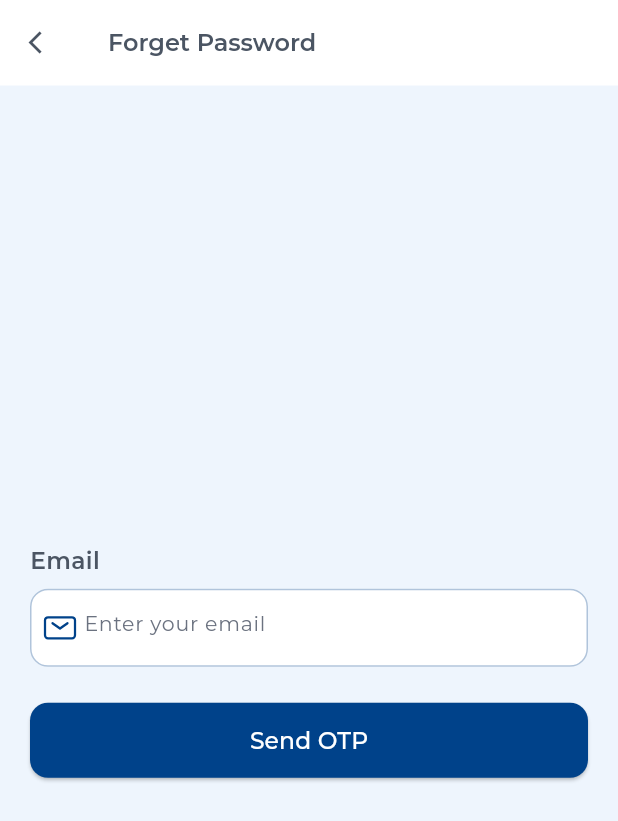
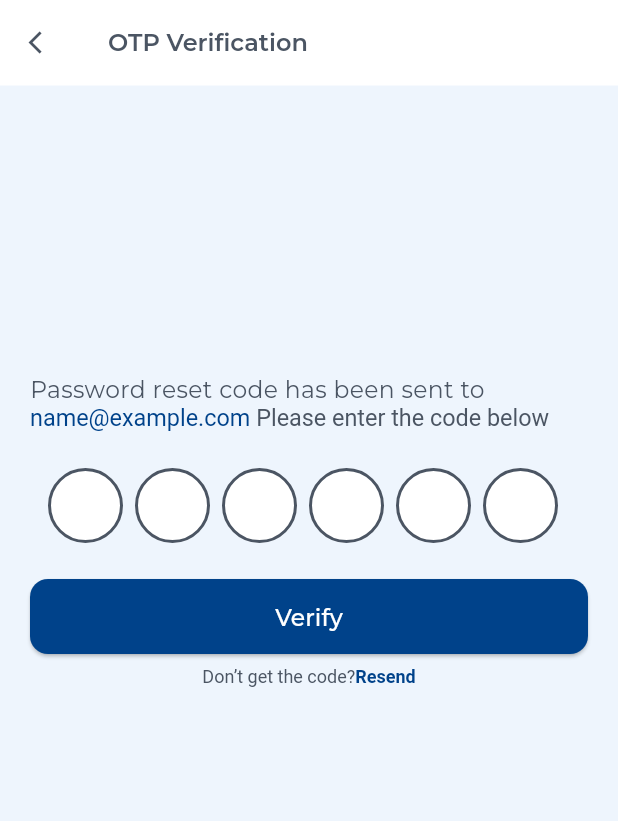
Before and after one commit to MdLimon123/Find-A-Coach, a Flutter app: the ClientForgetPasswordScreen screen opened directly, after a tap on "Send OTP", on a phone screen of 412 x 824 dp. Shown: the top 821 px of the screen. Run offline on Flutter 3.47's test engine with Material 3 defaults, Android fonts, the phone set to English and light mode, and no system bars; drawn by our look-alikes of flutter_otp_text_field; our stand-ins replace flutter_screenutil, flutter_spinkit, flutter_svg, get, image_cropper, image_picker and 2 more; accounts and stored records are empty; project files that could hold a hidden picture were left out.

Commit message:
complete otp done

```diff
--- a/assets/language/en.json
+++ b/assets/language/en.json
@@ -20,6 +20,12 @@
   "orContinueWith": "or, continue with",
   "dontHaveAnAccount": "Don't have an account?",
   "signUp": " Sign UP",
-  "sendOTP": "Send OTP"
+  "sendOTP": "Send OTP",
+  "otpVerification": "OTP Verification",
+  "passwordResetCodeSentTo": "Password reset code has been sent to",
+  "pleaseEnterCodeBelow": " Please enter the code below",
+  "verify": "Verify",
+  "dontGetTheCode": "Don’t get the code?",
+  "resend": "Resend"
 
 }
--- a/lib/views/screen/ClientFlow/ClientAuth/client_forget_password_screen.dart
+++ b/lib/views/screen/ClientFlow/ClientAuth/client_forget_password_screen.dart
@@ -3,6 +3,7 @@ import 'package:find_me_a_coach/utils/style.dart';
 import 'package:find_me_a_coach/views/base/custom_appbar.dart';
 import 'package:find_me_a_coach/views/base/custom_button.dart';
 import 'package:find_me_a_coach/views/base/custom_text_field.dart';
+import 'package:find_me_a_coach/views/screen/ClientFlow/ClientAuth/client_otp_verify_screen.dart';
 import 'package:flutter/material.dart';
 import 'package:flutter_svg/flutter_svg.dart';
 import 'package:get/get.dart';
@@ -46,7 +47,9 @@ class _ClientForgetPasswordScreenState extends State<ClientForgetPasswordScreen>
               hintText: 'enterYourEmail'.tr, // Changed
               filled: true,),
             SizedBox(height: 24,),
-            CustomButton(onTap: (){},
+            CustomButton(onTap: (){
+              Get.to(()=> ClientOtpVerifyScreen());
+            },
                 text: "sendOTP".tr)
           ],
         ),
--- /dev/null
+++ b/lib/views/screen/ClientFlow/ClientAuth/client_otp_verify_screen.dart
@@ -0,0 +1,101 @@
+import 'package:find_me_a_coach/utils/app_colors.dart';
+import 'package:find_me_a_coach/utils/style.dart';
+import 'package:find_me_a_coach/views/base/custom_appbar.dart';
+import 'package:find_me_a_coach/views/base/custom_button.dart';
+import 'package:flutter/gestures.dart';
+import 'package:flutter/material.dart';
+import 'package:flutter_otp_text_field/flutter_otp_text_field.dart';
+import 'package:get/get.dart'; // Import GetX
+
+class ClientOtpVerifyScreen extends StatefulWidget {
+  const ClientOtpVerifyScreen({super.key});
+
+  @override
+  State<ClientOtpVerifyScreen> createState() => _ClientOtpVerifyScreenState();
+}
+
+class _ClientOtpVerifyScreenState extends State<ClientOtpVerifyScreen> {
+  @override
+  Widget build(BuildContext context) {
+    return Scaffold(
+      backgroundColor: AppColors.backgroundColor,
+      appBar: CustomAppbar(title: 'otpVerification'.tr), // Changed
+      body: ListView(
+        padding: EdgeInsets.symmetric(horizontal: 20, vertical: 191),
+        children: [
+
+          Text("passwordResetCodeSentTo".tr, // Changed
+            style: AppStyles.h3(
+                color: AppColors.bigTextColor,
+                fontWeight: FontWeight.w400
+            ),),
+          RichText(
+            text: TextSpan(
+              children: [
+                TextSpan(
+                  text: 'name@example.com', // This might need dynamic handling or a placeholder if the email changes
+                  style: AppStyles.h3(
+                    color: AppColors.primaryColor,
+                    fontWeight: FontWeight.w400,
+                  ),
+                ),
+                TextSpan(
+                  text: "pleaseEnterCodeBelow".tr, // Changed
+                  style: AppStyles.h3(
+                    color: AppColors.bigTextColor,
+                    fontWeight: FontWeight.w400,
+                  ),
+                ),
+              ],
+            ),
+          ),
+          SizedBox(height: 24,),
+          OtpTextField(
+            numberOfFields: 6,
+            borderColor: Color(0xFF4B5563),
+            focusedBorderColor: Color(0xFF4B5563),
+            enabledBorderColor: Color(0xFF4B5563),
+            showFieldAsBox: true,
+            filled: true,
+            fieldWidth: 50,
+            fieldHeight: 50,
+            borderRadius: BorderRadius.circular(100),
+            textStyle: TextStyle(fontSize: 18, color: Color(0xFF4B5563),
+                fontWeight: FontWeight.w600),
+            fillColor: Color(0xFFFFFFFF),
+            onCodeChanged: (String code) {
+
+            },
+            onSubmit: (String verificationCode) {
+            },
+          ),
+          SizedBox(height: 24,),
+          CustomButton(onTap: (){},
+              text: "verify".tr), // Changed
+          SizedBox(height: 8,),
+          Center(
+              child: RichText(
+                  text: TextSpan(
+                      text: "dontGetTheCode".tr, // Changed
+                      style: TextStyle(color: AppColors.bigTextColor,
+                          fontSize: 12,
+                          fontWeight: FontWeight.w400),
+                      children: [
+                        TextSpan(
+                          text: "resend".tr, // Changed
+                          style: TextStyle(
+                              color: AppColors.primaryColor,
+                              fontSize: 12,
+                              fontWeight: FontWeight.w700),
+                          recognizer:  TapGestureRecognizer()
+                            ..onTap = () {
+                              // Add your navigation or action for Sign Up here
+                            },
+                        ),
+
+                      ]))),
+        ],
+      ),
+    );
+  }
+}
--- a/pubspec.yaml
+++ b/pubspec.yaml
@@ -26,6 +26,7 @@ dependencies:
   cached_network_image:
   shimmer:
   timeago:
+  flutter_otp_text_field:
 
 
 dev_dependencies:
```
Also changed, not shown: pubspec.lock.
